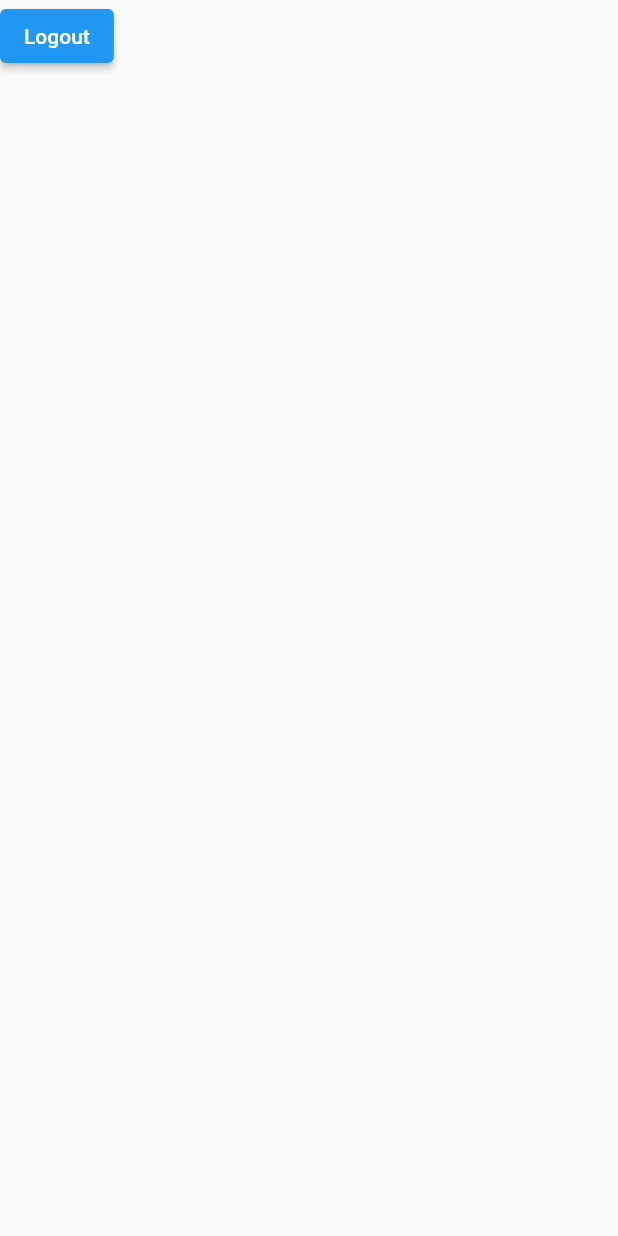
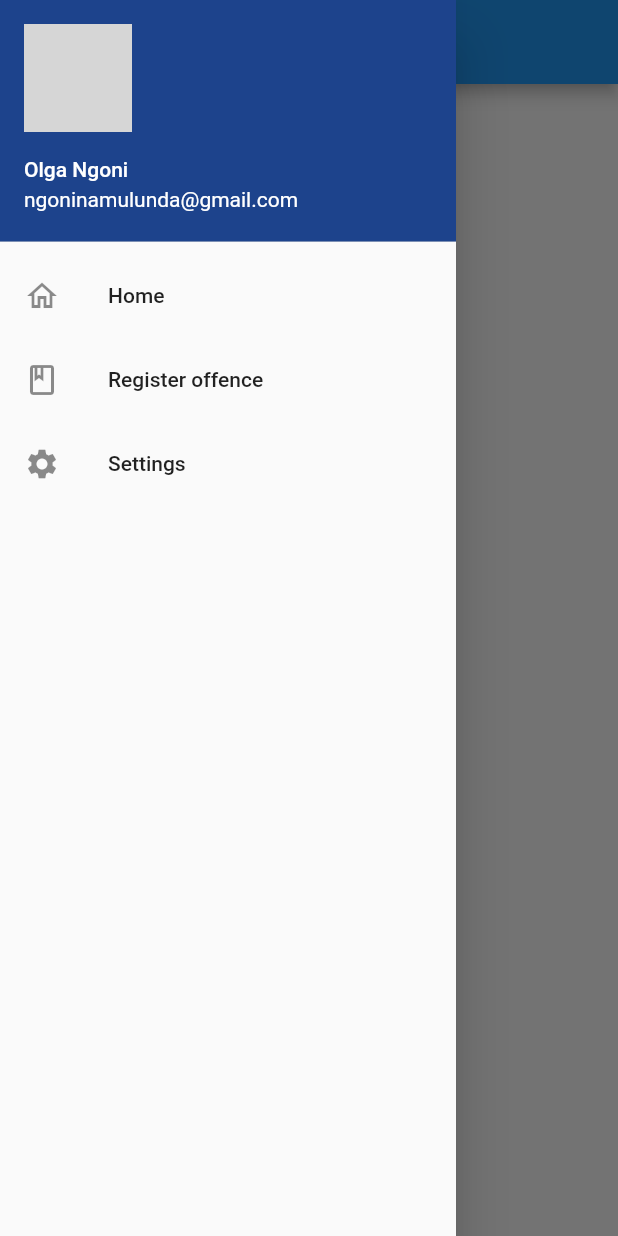
Before and after one commit to Ngoniol/Traffic-offence-fine-prediction-system, a Flutter app: the HomeScreen screen opened directly, with the side drawer open (before the commit the screen has no drawer), on a phone screen of 412 x 824 dp. Run offline on Flutter 3.47's test engine with Material 2 defaults, Android fonts, the phone set to English and light mode, and no system bars; our stand-ins replace firebase_auth, firebase_core; accounts and stored records are empty; grey boxes are pictures that could not be loaded.

Commit message:
side nav bar

```diff
--- /dev/null
+++ b/lib/reusable_widgets/side_navbar.dart
@@ -0,0 +1,53 @@
+import 'package:flutter/material.dart';
+import 'package:project/screens/edit_details.dart';
+import 'package:project/screens/home_page.dart';
+import 'package:project/screens/register_offence.dart';
+
+class SideNav extends StatelessWidget {
+  const SideNav({Key? key}) : super(key: key);
+
+  @override
+  Widget build(BuildContext context) {
+    return Drawer(
+      child: ListView(
+        padding: EdgeInsets.zero,
+        children: [
+          UserAccountsDrawerHeader(
+              accountName: Text('Olga Ngoni'),
+              accountEmail: Text('ngoninamulunda@gmail.com'),
+            currentAccountPicture: CircleAvatar(
+              child: ClipOval(
+                child: Image.asset("./images/photo.jpg",
+                  width: 90,
+                  height: 90,
+                  fit: BoxFit.cover,
+                ),
+              ),
+            ),
+            decoration: const BoxDecoration(
+              color: Color(0xFF1D438C),
+            ),
+          ),
+          ListTile(
+            leading: const Icon(Icons.home_outlined,),
+            title: const Text("Home"),
+            onTap: () {Navigator.push(context,
+                MaterialPageRoute(builder: (context) => const HomeScreen()));},
+          ),
+          ListTile(
+            leading: const Icon(Icons.book_outlined,),
+            title: const Text("Register offence"),
+            onTap: () {Navigator.push(context,
+                MaterialPageRoute(builder: (context) => const RegOffence()));},
+          ),
+          ListTile(
+            leading: const Icon(Icons.settings,),
+            title: const Text("Settings"),
+            onTap: () {Navigator.push(context,
+                MaterialPageRoute(builder: (context) => const EditDetails()));},
+          ),
+        ],
+      )
+    );
+  }
+}
--- a/lib/screens/home_page.dart
+++ b/lib/screens/home_page.dart
@@ -1,6 +1,7 @@
 import 'package:firebase_auth/firebase_auth.dart';
 import 'package:flutter/material.dart';
 import 'package:project/screens/login.dart';
+import 'package:project/reusable_widgets/side_navbar.dart';
 
 class HomeScreen extends StatefulWidget {
   const HomeScreen({Key? key}) : super(key: key);
@@ -13,6 +14,8 @@ class _HomeScreenState extends State<HomeScreen> {
   @override
   Widget build(BuildContext context) {
     return Scaffold(
+      drawer: const SideNav(),
+      appBar: AppBar(title: const Text("Traffic"),),
       body:ElevatedButton(onPressed: () {
         FirebaseAuth.instance.signOut().then((value) {
           print("Signed out");
```
Also changed, not shown: lib/screens/edit_details.dart (added, +15 -0 lines), lib/screens/register_offence.dart (added, +14 -0 lines), images/photo.jpg (added).
